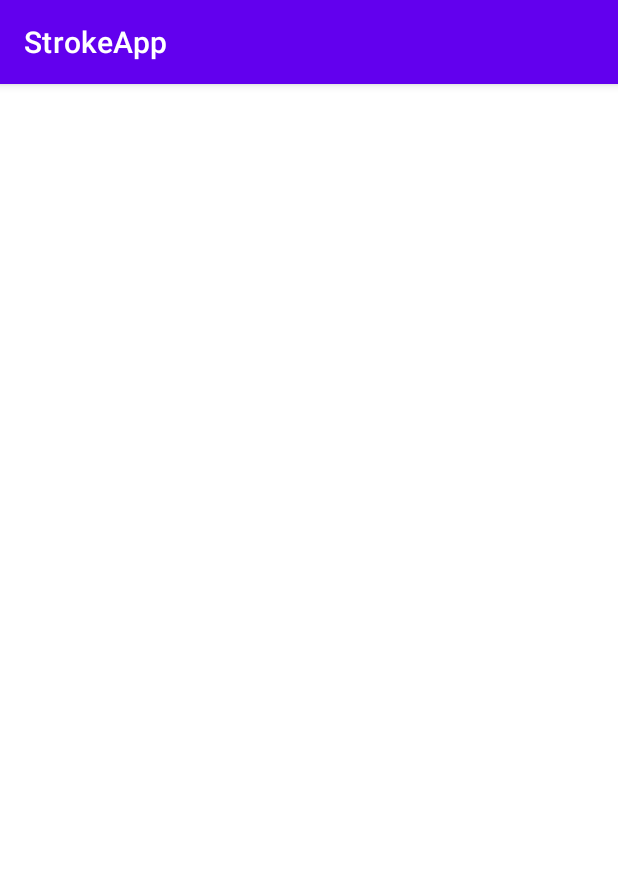
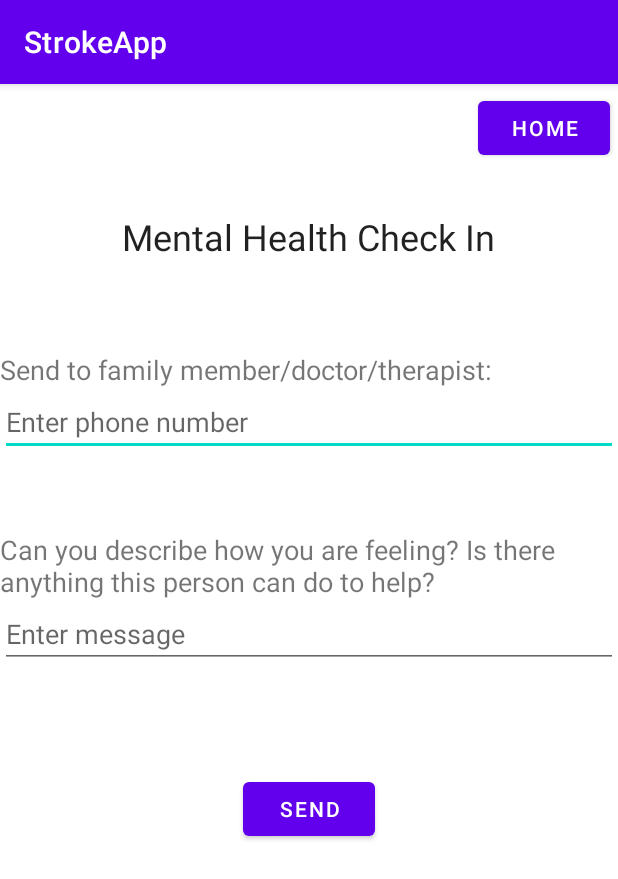
Before and after one commit to AlexaBaxter/StrokeApp, an Android app: the MentalActivity screen opened directly, with no data from a screen before it, on a phone screen of 412 x 824 dp. Shown: the top 879 px of the screen. Run offline under Robolectric (Android 15) with nearby library versions, the phone set to English and light mode, and no system bars.

Commit message:
Mental health activity finished (untested because my android phone can't send text messages lol)

```diff
--- a/app/src/main/java/com/example/strokeapp/MentalActivity.java
+++ b/app/src/main/java/com/example/strokeapp/MentalActivity.java
@@ -1,14 +1,87 @@
 package com.example.strokeapp;
 
 import androidx.appcompat.app.AppCompatActivity;
+import androidx.core.app.ActivityCompat;
+import androidx.core.content.ContextCompat;
 
+import android.Manifest;
+import android.content.Intent;
+import android.content.pm.PackageManager;
 import android.os.Bundle;
+import android.telephony.SmsManager;
+import android.view.View;
+import android.widget.Button;
+import android.widget.EditText;
+import android.widget.Toast;
 
 public class MentalActivity extends AppCompatActivity {
+    private static final int MY_PERMISSIONS_REQUEST_SEND_SMS =0 ;
+    Button homeButton, sendButton;
+    EditText txtPhoneNum;
+    EditText txtMessage;
+    String phoneNo;
+    String message;
 
     @Override
     protected void onCreate(Bundle savedInstanceState) {
         super.onCreate(savedInstanceState);
         setContentView(R.layout.activity_mental);
+
+        homeButton = (Button) findViewById(R.id.HomeButton);
+        homeButton.setOnClickListener(new View.OnClickListener(){
+            @Override
+            public void onClick(View view) {
+                Intent intent = new Intent(MentalActivity.this, MainActivity.class);
+                startActivity(intent);
+            }
+        });
+
+        sendButton = (Button) findViewById(R.id.sendButton);
+        sendButton.setOnClickListener(new View.OnClickListener(){
+            @Override
+            public void onClick(View view) {
+                sendSMS();
+            }
+        });
+
+        txtPhoneNum = (EditText) findViewById(R.id.phoneNumText);
+        txtMessage = (EditText) findViewById(R.id.messageText);
+    }
+
+    protected void sendSMS() {
+        phoneNo = txtPhoneNum.getText().toString();
+        message = txtMessage.getText().toString();
+
+        if (ContextCompat.checkSelfPermission(this,
+                Manifest.permission.SEND_SMS)
+                != PackageManager.PERMISSION_GRANTED) {
+            if (ActivityCompat.shouldShowRequestPermissionRationale(this,
+                    Manifest.permission.SEND_SMS)) {
+            } else {
+                ActivityCompat.requestPermissions(this,
+                        new String[]{Manifest.permission.SEND_SMS},
+                        MY_PERMISSIONS_REQUEST_SEND_SMS);
+            }
+        }
+    }
+
+    @Override
+    public void onRequestPermissionsResult(int requestCode,String permissions[], int[] grantResults) {
+        switch (requestCode) {
+            case MY_PERMISSIONS_REQUEST_SEND_SMS: {
+                if (grantResults.length > 0
+                        && grantResults[0] == PackageManager.PERMISSION_GRANTED) {
+                    SmsManager smsManager = SmsManager.getDefault();
+                    smsManager.sendTextMessage(phoneNo, null, message, null, null);
+                    Toast.makeText(getApplicationContext(), "SMS sent.",
+                            Toast.LENGTH_LONG).show();
+                } else {
+                    Toast.makeText(getApplicationContext(),
+                            "SMS failed, please try again.", Toast.LENGTH_LONG).show();
+                    return;
+                }
+            }
+        }
+
     }
 }
--- a/app/src/main/res/layout/activity_mental.xml
+++ b/app/src/main/res/layout/activity_mental.xml
@@ -6,4 +6,70 @@
     android:layout_height="match_parent"
     tools:context=".MentalActivity">
 
+    <Button
+        android:id="@+id/HomeButton"
+        android:layout_width="wrap_content"
+        android:layout_height="wrap_content"
+        android:layout_marginTop="5dp"
+        android:layout_marginEnd="5dp"
+        android:layout_marginRight="5dp"
+        android:text="Home"
+        app:layout_constraintEnd_toEndOf="parent"
+        app:layout_constraintTop_toTopOf="parent" />
+
+    <LinearLayout
+        android:layout_width="match_parent"
+        android:layout_height="wrap_content"
+        android:layout_marginTop="32dp"
+        android:gravity="center"
+        android:orientation="vertical"
+        app:layout_constraintEnd_toEndOf="parent"
+        app:layout_constraintTop_toBottomOf="@+id/HomeButton">
+
+        <TextView
+            android:id="@+id/titleText"
+            android:layout_width="wrap_content"
+            android:layout_height="wrap_content"
+            android:lineSpacingExtra="8sp"
+            android:text="Mental Health Check In"
+            android:textAppearance="@style/TextAppearance.AppCompat.Large"
+            android:textSize="24sp" />
+
+        <TextView
+            android:id="@+id/phoneNumPrompt"
+            android:layout_width="match_parent"
+            android:layout_height="wrap_content"
+            android:layout_marginTop="60dp"
+            android:text="Send to family member/doctor/therapist:"
+            android:textSize="18sp" />
+
+        <EditText
+            android:id="@+id/phoneNumText"
+            android:layout_width="match_parent"
+            android:layout_height="wrap_content"
+            android:hint="Enter phone number"
+            android:inputType="phone" />
+
+        <TextView
+            android:id="@+id/messagePrompt"
+            android:layout_width="match_parent"
+            android:layout_height="wrap_content"
+            android:layout_marginTop="50dp"
+            android:text="Can you describe how you are feeling? Is there anything this person can do to help?"
+            android:textSize="18sp" />
+
+        <EditText
+            android:id="@+id/messageText"
+            android:layout_width="match_parent"
+            android:layout_height="wrap_content"
+            android:hint="Enter message"
+            android:inputType="textMultiLine" />
+
+        <Button
+            android:id="@+id/sendButton"
+            android:layout_width="wrap_content"
+            android:layout_height="wrap_content"
+            android:layout_marginTop="70dp"
+            android:text="Send" />
+    </LinearLayout>
 </androidx.constraintlayout.widget.ConstraintLayout>
```
